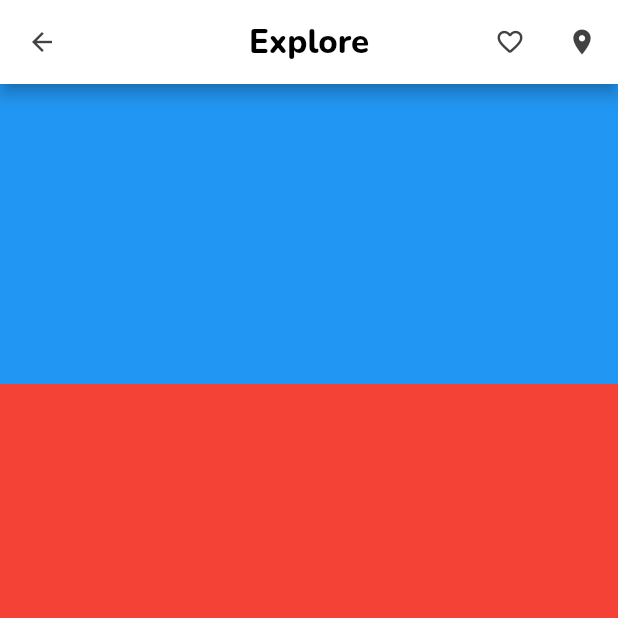
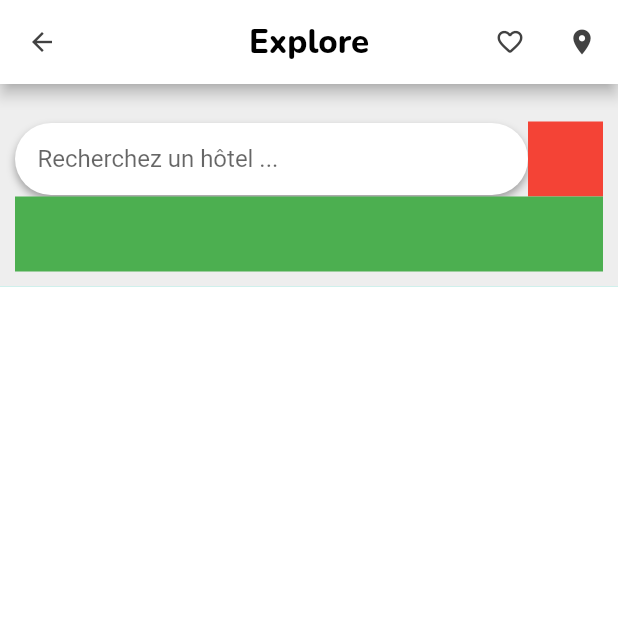
Before and after one commit to ln-dev7/HotelBookingApp, a Flutter app: the screen it shows after launch, on a phone screen of 412 x 824 dp, the top half of it. Run offline on Flutter 3.47's test engine with Material 2 defaults, Android fonts, the phone set to English and light mode, and no system bars; our stand-ins replace google_fonts.

Commit message:
ajout de l' input search

```diff
--- a/lib/main.dart
+++ b/lib/main.dart
@@ -81,8 +81,49 @@ class SearchSection extends StatelessWidget {
   @override
   Widget build(BuildContext context) {
     return Container(
-      height: 200,
-      color: Colors.blue,
+      color: Colors.grey[200],
+      padding: EdgeInsets.fromLTRB(10, 25, 10, 10),
+      child: Column(children: [
+        Row(
+          children: [
+            Expanded(
+                child: Container(
+              padding: EdgeInsets.only(left: 5),
+              decoration: BoxDecoration(
+                color: Colors.white,
+                borderRadius: BorderRadius.circular(30),
+                boxShadow: [
+                  BoxShadow(
+                    color: Colors.grey,
+                    blurRadius: 4,
+                    offset: Offset(0, 3),
+                  )
+                ],
+              ),
+              child: TextField(
+                decoration: InputDecoration(
+                  contentPadding: EdgeInsets.all(10),
+                  border: InputBorder.none,
+                  hintText: 'Recherchez un hôtel ...',
+                  // prefixIcon: Icon(
+                  //   Icons.search,
+                  //   color: Colors.grey[600],
+                  // ),
+                ),
+              ),
+            )),
+            Container(
+              height: 50,
+              width: 50,
+              color: Colors.red,
+            )
+          ],
+        ),
+        Container(
+          height: 50,
+          color: Colors.green,
+        ),
+      ]),
     );
   }
 }
@@ -91,8 +132,8 @@ class HotelSection extends StatelessWidget {
   @override
   Widget build(BuildContext context) {
     return Container(
-      height: 1500,
-      color: Colors.red,
+      height: 2000,
+      color: Colors.white,
     );
   }
 }
```
